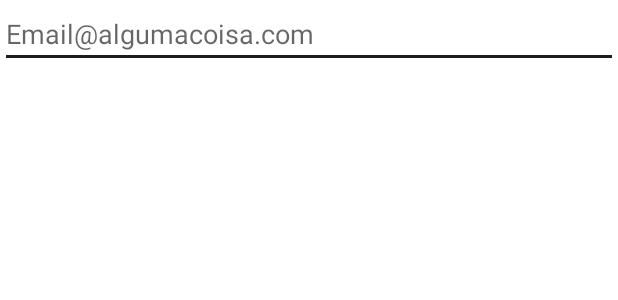
After one commit to brunolumertz/ProejctF, an Android app: the layout dialog_esqueceu_senha.xml on its own in the app's theme, with its tools: preview values and no code run, on a phone screen of 412 x 824 dp. The commit adds this screen. Shown: the top 300 px of the screen. Run offline under Robolectric (Android 15) with nearby library versions, the phone set to English and light mode, and no system bars; network calls fail.

Commit message:
Reset de senha
Criação da opção para resetar a senha do email para entrar no app

```diff
--- a/app/src/main/java/lul/myapplication/ui/activitys/CadastroActivity.kt
+++ b/app/src/main/java/lul/myapplication/ui/activitys/CadastroActivity.kt
@@ -33,7 +33,7 @@ class CadastroActivity : AppCompatActivity() {
         }
 
         texto_login_agora.setOnClickListener {
-            startActivity(Intent(this, CadastroActivity::class.java))
+            startActivity(Intent(this, LoginActivity::class.java))
             finish()
         }
 
--- a/app/src/main/res/layout/activity_login.xml
+++ b/app/src/main/res/layout/activity_login.xml
@@ -1,5 +1,6 @@
 <?xml version="1.0" encoding="utf-8"?>
-<androidx.constraintlayout.widget.ConstraintLayout xmlns:android="http://schemas.android.com/apk/res/android"
+<androidx.constraintlayout.widget.ConstraintLayout
+    xmlns:android="http://schemas.android.com/apk/res/android"
     xmlns:app="http://schemas.android.com/apk/res-auto"
     xmlns:tools="http://schemas.android.com/tools"
     android:layout_width="match_parent"
--- /dev/null
+++ b/app/src/main/res/layout/dialog_esqueceu_senha.xml
@@ -0,0 +1,17 @@
+<?xml version="1.0" encoding="utf-8"?>
+<androidx.constraintlayout.widget.ConstraintLayout
+    xmlns:android="http://schemas.android.com/apk/res/android"
+    xmlns:app="http://schemas.android.com/apk/res-auto"
+    xmlns:tools="http://schemas.android.com/tools"
+    android:layout_width="match_parent"
+    android:layout_height="match_parent">
+    <EditText
+        android:id="@+id/campo_email_para_resetar_senha"
+        android:layout_width="match_parent"
+        android:layout_height="wrap_content"
+        android:hint="Email@algumacoisa.com"
+        app:layout_constraintEnd_toEndOf="parent"
+        app:layout_constraintStart_toStartOf="parent"
+        app:layout_constraintTop_toTopOf="parent" />
+
+</androidx.constraintlayout.widget.ConstraintLayout>
```
Also changed, not shown: app/src/main/java/lul/myapplication/ui/activitys/LoginActivity.kt (+31 -0 lines).
